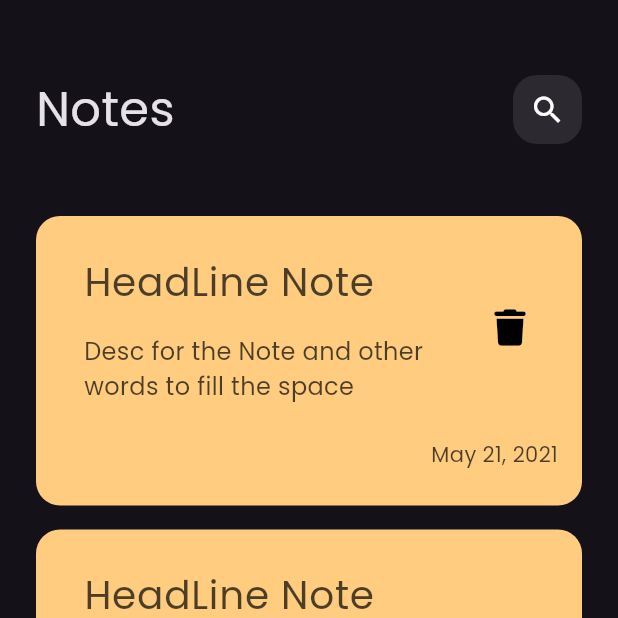
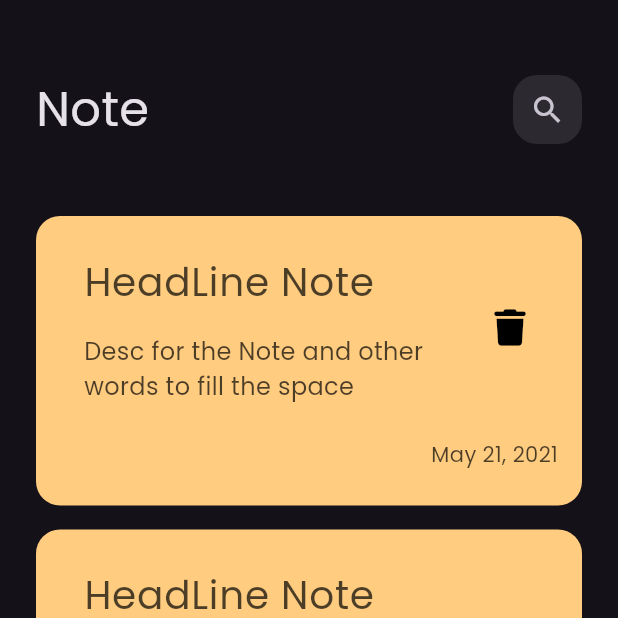
Before and after one commit to AbdallahSaeed0/notes_app, a Flutter app: the screen it shows after launch, on a phone screen of 412 x 824 dp, the top half of it. Run offline on Flutter 3.47's test engine with Material 3 defaults, Android fonts, the phone set to English and light mode, and no system bars; our stand-ins replace font_awesome_flutter.

```diff
--- a/lib/views/notes_view.dart
+++ b/lib/views/notes_view.dart
@@ -26,7 +26,10 @@ class NotesView extends StatelessWidget {
             SizedBox(
               height: 50,
             ),
-            NotesAppbar(),
+            NotesAppbar(
+              title: "Note",
+              icon: Icons.search,
+            ),
             SizedBox(
               height: 40,
             ),
--- a/lib/views/widgets/custom_icon.dart
+++ b/lib/views/widgets/custom_icon.dart
@@ -3,7 +3,9 @@ import 'package:flutter/material.dart';
 class CustomIcon extends StatelessWidget {
   const CustomIcon({
     super.key,
+    required this.icon,
   });
+  final IconData icon;
 
   @override
   Widget build(BuildContext context) {
@@ -14,7 +16,12 @@ class CustomIcon extends StatelessWidget {
         borderRadius: BorderRadius.circular(16),
         color: Colors.white.withOpacity(0.1),
       ),
-      child: const Center(child: Icon(Icons.search)),
+      child: Center(
+        child: IconButton(
+          onPressed: () {},
+          icon: Icon(icon),
+        ),
+      ),
     );
   }
 }
--- a/lib/views/widgets/notes_appbar.dart
+++ b/lib/views/widgets/notes_appbar.dart
@@ -5,20 +5,25 @@ import 'custom_icon.dart';
 class NotesAppbar extends StatelessWidget {
   const NotesAppbar({
     super.key,
+    required this.title,
+    required this.icon,
   });
+
+  final String title;
+  final IconData icon;
 
   @override
   Widget build(BuildContext context) {
-    return const Row(
+    return Row(
       children: [
         Text(
-          "Notes",
+          title,
           style: TextStyle(
             fontSize: 32,
           ),
         ),
         Spacer(),
-        CustomIcon()
+        CustomIcon(icon: icon),
       ],
     );
   }
```
Also changed, not shown: lib/views/models/note_model.dart (added, +12 -0 lines), lib/views/note_edit_view.dart (+24 -2 lines).
